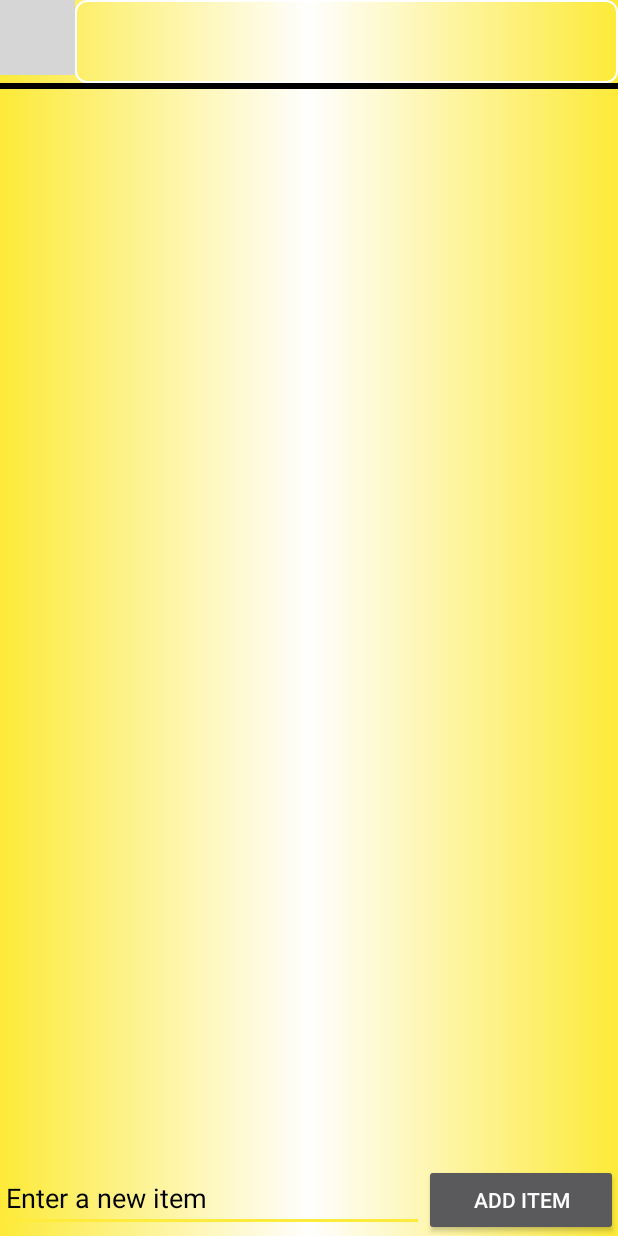
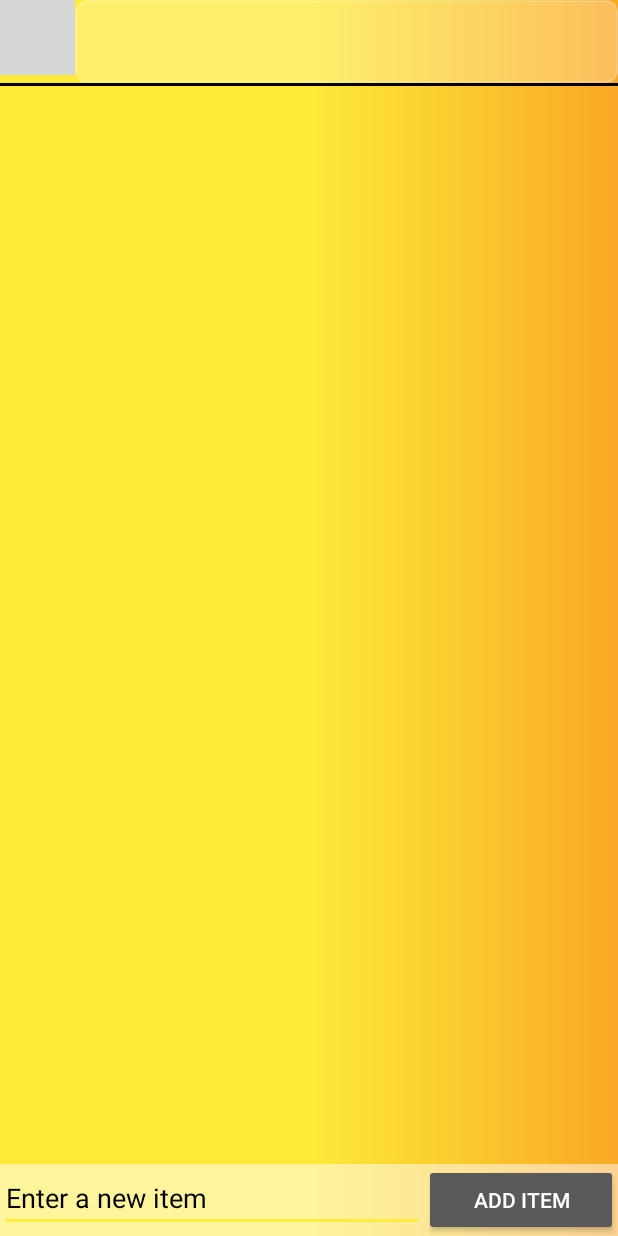
Before and after one commit to kengardiner/HoneyDO, an Android app: the screen it shows after launch (HoneyDoListActivity), after a tap on "ADD ITEM", on a phone screen of 412 x 824 dp. Run offline under Robolectric (Android 15) with nearby library versions, the phone set to English and light mode, and no system bars; grey boxes are pictures that could not be loaded.

```diff
--- a/app/src/main/res/drawable/list_bg_gradient.xml
+++ b/app/src/main/res/drawable/list_bg_gradient.xml
@@ -3,8 +3,8 @@
 
     <gradient
         android:angle="0"
-        android:centerColor="#fefefe"
-        android:endColor="#fdea38"
+        android:centerColor="#fdea38"
+        android:endColor="#f9a825"
         android:startColor="#fdea38" />
 
 </shape>
--- a/app/src/main/res/layout/activity_honey_do_list.xml
+++ b/app/src/main/res/layout/activity_honey_do_list.xml
@@ -17,9 +17,10 @@
         android:layout_centerHorizontal="true"
         tools:listitem="@layout/list_row"
         android:divider="#000000"
-        android:dividerHeight="4dp"
+        android:dividerHeight="2dp"
         android:drawSelectorOnTop="true"
-        android:layout_weight="2" />
+        android:layout_weight="2"
+        android:elevation="20dp" />
 
     <LinearLayout
         android:orientation="horizontal"
@@ -28,7 +29,8 @@
         android:layout_alignParentLeft="true"
         android:layout_alignParentStart="false"
         android:layout_alignParentEnd="true"
-        android:layout_alignParentBottom="true">
+        android:layout_alignParentBottom="true"
+        android:background="@color/alpha_128">
 
         <EditText
             android:layout_width="200dp"
--- a/app/src/main/res/layout/list_row.xml
+++ b/app/src/main/res/layout/list_row.xml
@@ -31,7 +31,8 @@
             android:padding="10dp"
             android:ellipsize="end"
             android:maxLines="1"
-            android:textStyle="bold" />
+            android:textStyle="bold"
+            android:backgroundTint="@color/alpha_64" />
 
     </LinearLayout>
 
--- a/app/src/main/res/values/colors.xml
+++ b/app/src/main/res/values/colors.xml
@@ -11,6 +11,8 @@
     <color name="green">#003300</color>
     <color name="white">#7986cb</color>
     <color name="red">#ff0000</color>
-    <color name="Indigo">#7986cb</color>
+    <color name="Indigo">#37474f</color>
     <color name="Black">#000000</color>
+    <color name="alpha_128">#80ffffff</color>
+    <color name="alpha_64">#40ffffff</color>
 </resources>
```
